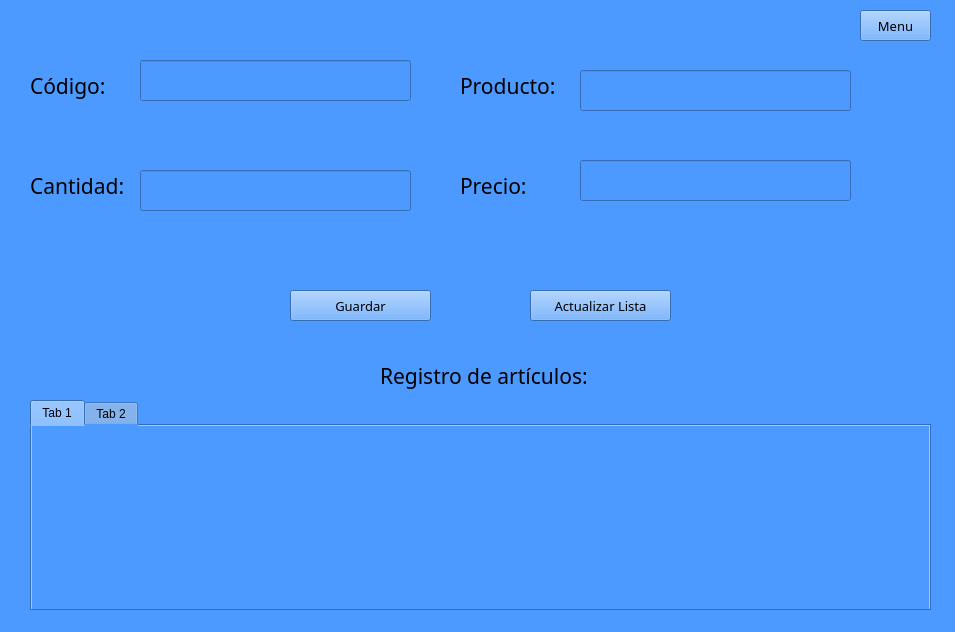
The window that UI/Inventario/UI_Listaproductos.ui (mariacorralesc/proyecto_Grupo3) describes before a commit, drawn with Qt 5.
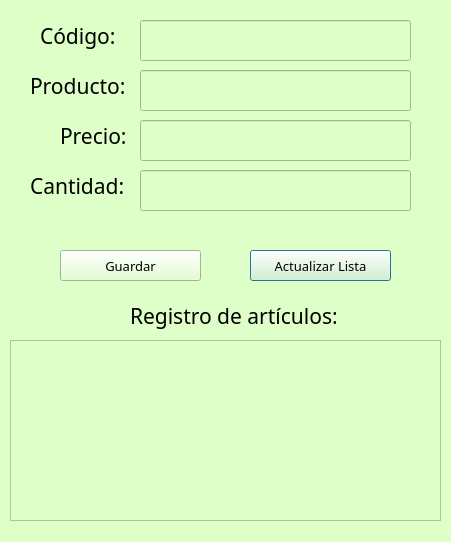
The same window after the commit. Icons and pictures are not drawn.

What changed in the file:
```diff
--- a/UI/Inventario/UI_Listaproductos.ui
+++ b/UI/Inventario/UI_Listaproductos.ui
@@ -1,71 +1,60 @@
 <?xml version="1.0" encoding="UTF-8"?>
 <ui version="4.0">
- <class>Listaproductos</class>
- <widget class="QMainWindow" name="Listaproductos">
+ <class>Productos</class>
+ <widget class="QDialog" name="Productos">
   <property name="geometry">
    <rect>
     <x>0</x>
     <y>0</y>
-    <width>955</width>
-    <height>632</height>
+    <width>451</width>
+    <height>542</height>
    </rect>
   </property>
   <property name="windowTitle">
    <string>Lista de Productos</string>
   </property>
   <property name="styleSheet">
-   <string notr="true">background-color: rgb(0, 0, 255);
-background-color: rgb(76, 154, 255);</string>
+   <string notr="true">background-color: qradialgradient(spread:pad, cx:0.5, cy:0.5, radius:0.5, fx:0.5, fy:0.5, stop:0 rgba(0, 0, 0, 0), stop:0.52 rgba(0, 0, 0, 0), stop:0.565 rgba(82, 121, 76, 33), stop:0.65 rgba(159, 235, 148, 64), stop:0.721925 rgba(255, 238, 150, 129), stop:0.77 rgba(255, 128, 128, 204), stop:0.89 rgba(191, 128, 255, 64), stop:1 rgba(0, 0, 0, 0));
+background-color: rgb(222, 255, 199);</string>
   </property>
-  <widget class="QWidget" name="centralwidget">
-   <widget class="QLabel" name="lblCodigo">
+  <widget class="QLineEdit" name="txtCodigo">
     <property name="geometry">
      <rect>
-      <x>30</x>
-      <y>60</y>
-      <width>101</width>
-      <height>51</height>
+     <x>140</x>
+     <y>20</y>
+     <width>271</width>
+     <height>41</height>
      </rect>
     </property>
     <property name="font">
      <font>
       <family>Century Gothic</family>
       <pointsize>16</pointsize>
-      <weight>50</weight>
-      <bold>false</bold>
-     </font>
-    </property>
-    <property name="text">
-     <string>Código:</string>
-    </property>
-   </widget>
-   <widget class="QLabel" name="lblCantidad">
+    </font>
+   </property>
+  </widget>
+  <widget class="QLineEdit" name="txtProducto">
     <property name="geometry">
      <rect>
-      <x>30</x>
-      <y>160</y>
-      <width>101</width>
-      <height>51</height>
+     <x>140</x>
+     <y>70</y>
+     <width>271</width>
+     <height>41</height>
      </rect>
     </property>
     <property name="font">
      <font>
       <family>Century Gothic</family>
       <pointsize>16</pointsize>
-      <weight>50</weight>
-      <bold>false</bold>
-     </font>
-    </property>
-    <property name="text">
-     <string>Cantidad:</string>
-    </property>
-   </widget>
-   <widget class="QLabel" name="lblProducto">
+    </font>
+   </property>
+  </widget>
+  <widget class="QLabel" name="lblRegistro">
     <property name="geometry">
      <rect>
-      <x>460</x>
-      <y>60</y>
-      <width>101</width>
+     <x>130</x>
+     <y>290</y>
+     <width>231</width>
       <height>51</height>
      </rect>
     </property>
@@ -78,35 +67,14 @@
      </font>
     </property>
     <property name="text">
-     <string>Producto:</string>
-    </property>
-   </widget>
-   <widget class="QLabel" name="lblPrecio">
-    <property name="geometry">
-     <rect>
-      <x>460</x>
-      <y>160</y>
-      <width>111</width>
-      <height>51</height>
-     </rect>
-    </property>
-    <property name="font">
-     <font>
-      <family>Century Gothic</family>
-      <pointsize>16</pointsize>
-      <weight>50</weight>
-      <bold>false</bold>
-     </font>
-    </property>
-    <property name="text">
-     <string>Precio:</string>
+    <string>Registro de artículos:</string>
     </property>
    </widget>
    <widget class="QPushButton" name="btActualizar">
     <property name="geometry">
      <rect>
-      <x>530</x>
-      <y>290</y>
+     <x>250</x>
+     <y>250</y>
       <width>141</width>
       <height>31</height>
      </rect>
@@ -124,8 +92,8 @@
    <widget class="QPushButton" name="btGuardar">
     <property name="geometry">
      <rect>
-      <x>290</x>
-      <y>290</y>
+     <x>60</x>
+     <y>250</y>
       <width>141</width>
       <height>31</height>
      </rect>
@@ -140,32 +108,11 @@
      <string>Guardar</string>
     </property>
    </widget>
-   <widget class="QLabel" name="lblRegistro">
-    <property name="geometry">
-     <rect>
-      <x>380</x>
-      <y>350</y>
-      <width>231</width>
-      <height>51</height>
-     </rect>
-    </property>
-    <property name="font">
-     <font>
-      <family>Century Gothic</family>
-      <pointsize>16</pointsize>
-      <weight>50</weight>
-      <bold>false</bold>
-     </font>
-    </property>
-    <property name="text">
-     <string>Registro de artículos:</string>
-    </property>
-   </widget>
-   <widget class="QLineEdit" name="txtCodigo">
+  <widget class="QLineEdit" name="txtPrecio">
     <property name="geometry">
      <rect>
       <x>140</x>
-      <y>60</y>
+     <y>120</y>
       <width>271</width>
       <height>41</height>
      </rect>
@@ -193,43 +140,95 @@
      </font>
     </property>
    </widget>
-   <widget class="QLineEdit" name="txtProducto">
+  <widget class="QLabel" name="lblCodigo">
     <property name="geometry">
      <rect>
-      <x>580</x>
-      <y>70</y>
-      <width>271</width>
-      <height>41</height>
-     </rect>
-    </property>
-    <property name="font">
-     <font>
-      <family>Century Gothic</family>
-      <pointsize>16</pointsize>
-     </font>
-    </property>
-   </widget>
-   <widget class="QLineEdit" name="txtPrecio">
-    <property name="geometry">
-     <rect>
-      <x>580</x>
-      <y>160</y>
-      <width>271</width>
-      <height>41</height>
-     </rect>
-    </property>
-    <property name="font">
-     <font>
-      <family>Century Gothic</family>
-      <pointsize>16</pointsize>
-     </font>
-    </property>
-   </widget>
-   <widget class="QPushButton" name="btMenu">
-    <property name="geometry">
-     <rect>
-      <x>860</x>
+     <x>40</x>
       <y>10</y>
+     <width>91</width>
+     <height>51</height>
+    </rect>
+   </property>
+   <property name="font">
+    <font>
+     <family>Century Gothic</family>
+     <pointsize>16</pointsize>
+     <weight>50</weight>
+     <bold>false</bold>
+    </font>
+   </property>
+   <property name="text">
+    <string>Código:</string>
+   </property>
+  </widget>
+  <widget class="QLabel" name="lblCantidad">
+   <property name="geometry">
+    <rect>
+     <x>30</x>
+     <y>160</y>
+     <width>101</width>
+     <height>51</height>
+    </rect>
+   </property>
+   <property name="font">
+    <font>
+     <family>Century Gothic</family>
+     <pointsize>16</pointsize>
+     <weight>50</weight>
+     <bold>false</bold>
+    </font>
+   </property>
+   <property name="text">
+    <string>Cantidad:</string>
+   </property>
+  </widget>
+  <widget class="QLabel" name="lblPrecio">
+   <property name="geometry">
+    <rect>
+     <x>60</x>
+     <y>110</y>
+     <width>71</width>
+     <height>51</height>
+    </rect>
+   </property>
+   <property name="font">
+    <font>
+     <family>Century Gothic</family>
+     <pointsize>16</pointsize>
+     <weight>50</weight>
+     <bold>false</bold>
+    </font>
+   </property>
+   <property name="text">
+    <string>Precio:</string>
+   </property>
+  </widget>
+  <widget class="QLabel" name="lblProducto">
+   <property name="geometry">
+    <rect>
+     <x>30</x>
+     <y>60</y>
+     <width>101</width>
+     <height>51</height>
+    </rect>
+   </property>
+   <property name="font">
+    <font>
+     <family>Century Gothic</family>
+     <pointsize>16</pointsize>
+     <weight>50</weight>
+     <bold>false</bold>
+    </font>
+   </property>
+   <property name="text">
+    <string>Producto:</string>
+   </property>
+  </widget>
+  <widget class="QPushButton" name="btMenu">
+   <property name="geometry">
+    <rect>
+     <x>870</x>
+     <y>20</y>
       <width>71</width>
       <height>31</height>
      </rect>
@@ -244,28 +243,16 @@
      <string>Menu</string>
     </property>
    </widget>
-   <widget class="QTabWidget" name="tblproductos">
+  <widget class="QListView" name="lstProducto">
     <property name="geometry">
      <rect>
-      <x>30</x>
-      <y>400</y>
-      <width>901</width>
-      <height>211</height>
-     </rect>
-    </property>
-    <widget class="QWidget" name="tab">
-     <attribute name="title">
-      <string>Tab 1</string>
-     </attribute>
-    </widget>
-    <widget class="QWidget" name="tab_2">
-     <attribute name="title">
-      <string>Tab 2</string>
-     </attribute>
-    </widget>
-   </widget>
-  </widget>
-  <widget class="QStatusBar" name="statusbar"/>
+     <x>10</x>
+     <y>340</y>
+     <width>431</width>
+     <height>181</height>
+    </rect>
+   </property>
+  </widget>
  </widget>
  <resources/>
  <connections/>
```
Left out of the diff: 6 changed lines with no effect on the pictures. Lines whose indentation alone changed are shown as unchanged.
